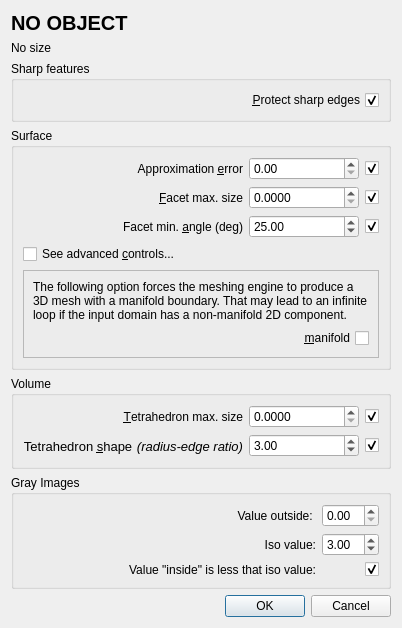
This is Polyhedron/demo/Polyhedron/Plugins/Mesh_3/Meshing_dialog.ui in CGAL/cgal as Qt 5 draws it before an edit. The edited form follows.
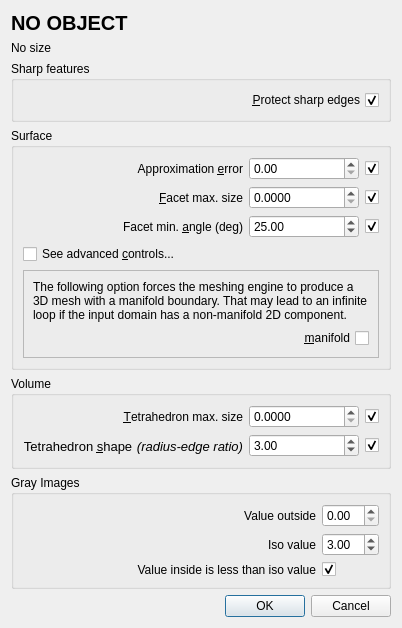
This is the edited form.

Commit message: fix typo and add tooltips

The edit to the form file:
```diff
--- a/Polyhedron/demo/Polyhedron/Plugins/Mesh_3/Meshing_dialog.ui
+++ b/Polyhedron/demo/Polyhedron/Plugins/Mesh_3/Meshing_dialog.ui
@@ -358,7 +358,7 @@
          </sizepolicy>
         </property>
         <property name="layoutDirection">
-         <enum>Qt::RightToLeft</enum>
+         <enum>Qt::LeftToRight</enum>
         </property>
         <property name="text">
          <string/>
@@ -384,7 +384,7 @@
          <enum>Qt::LeftToRight</enum>
         </property>
         <property name="text">
-         <string>Value outside: </string>
+         <string>Value outside</string>
         </property>
         <property name="alignment">
          <set>Qt::AlignRight|Qt::AlignTrailing|Qt::AlignVCenter</set>
@@ -397,7 +397,7 @@
          <enum>Qt::LeftToRight</enum>
         </property>
         <property name="text">
-         <string>Iso value:</string>
+         <string>Iso value</string>
         </property>
         <property name="alignment">
          <set>Qt::AlignRight|Qt::AlignTrailing|Qt::AlignVCenter</set>
@@ -407,7 +407,7 @@
       <item row="2" column="0">
        <widget class="QLabel" name="label_5">
         <property name="text">
-         <string>Value &quot;inside&quot; is less that iso value:</string>
+         <string>Value inside is less than iso value</string>
         </property>
         <property name="alignment">
          <set>Qt::AlignRight|Qt::AlignTrailing|Qt::AlignVCenter</set>
```
Left out of the diff: 6 changed lines with no effect on the pictures.
